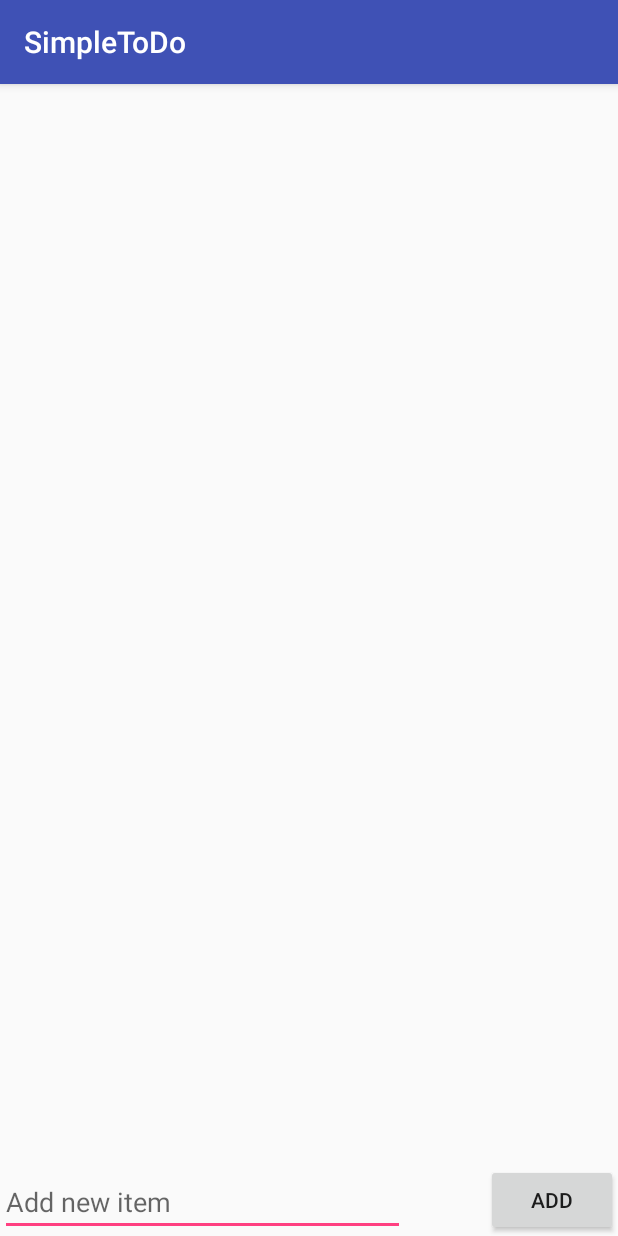
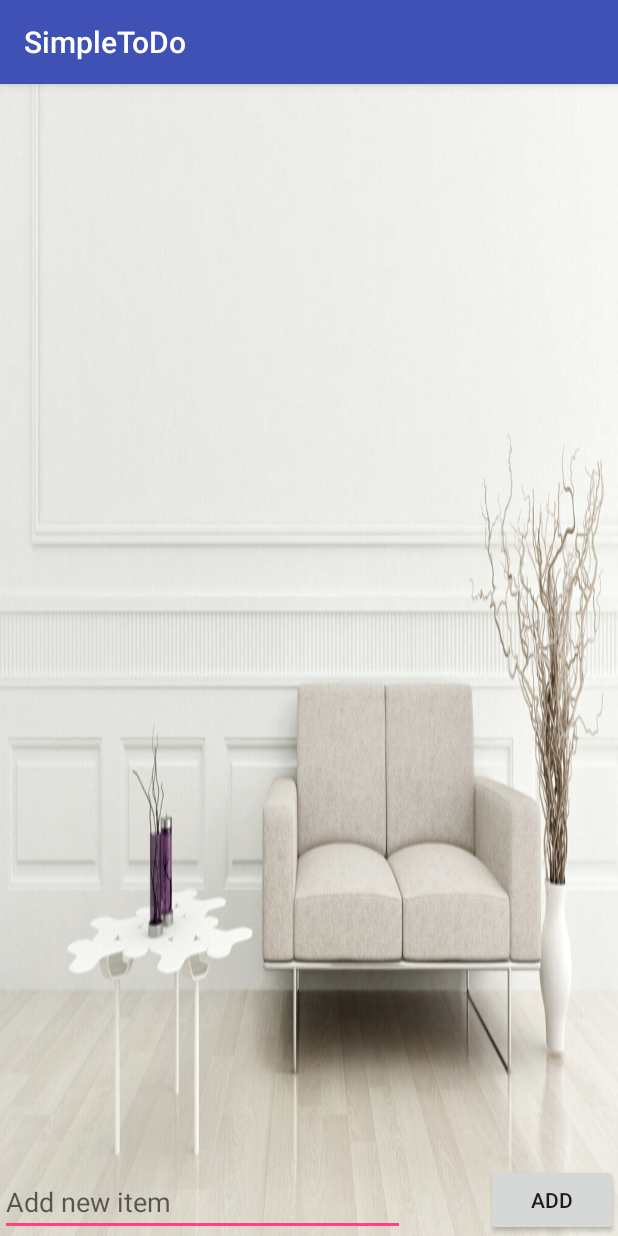
Before and after one commit to Nturibi/SimpleToDo, an Android app: the screen it shows after launch (MainActivity), on a phone screen of 412 x 824 dp. Run offline under Robolectric (Android 15) with nearby library versions, the phone set to English and light mode, and no system bars.

Commit message:
Add Background Image

```diff
--- a/app/src/main/java/com/knturibifb/simpletodo/MainActivity.java
+++ b/app/src/main/java/com/knturibifb/simpletodo/MainActivity.java
@@ -44,7 +44,6 @@ public class MainActivity extends AppCompatActivity {
         lvItems.setAdapter(itemsAdapter);
         //set up the list view listener
         setupListViewListener();
-
     }
 
 
--- a/app/src/main/res/layout/activity_main.xml
+++ b/app/src/main/res/layout/activity_main.xml
@@ -4,6 +4,9 @@
     xmlns:tools="http://schemas.android.com/tools"
     android:layout_width="match_parent"
     android:layout_height="match_parent"
+    android:background="@drawable/p1"
+
+
     tools:context=".MainActivity">
 
 
@@ -21,7 +24,8 @@
         android:layout_width="match_parent"
         android:layout_height="463dp"
         android:layout_alignParentStart="true"
-        android:layout_alignParentTop="true" />
+        android:layout_alignParentTop="true"
+        />
 
     <EditText
         android:id="@+id/etNewItem"
```
Also changed, not shown: app/src/main/res/drawable/p1.jpg (added), app/src/main/res/drawable/p2.jpeg (added), app/src/main/res/drawable/p3.jpg (added).
